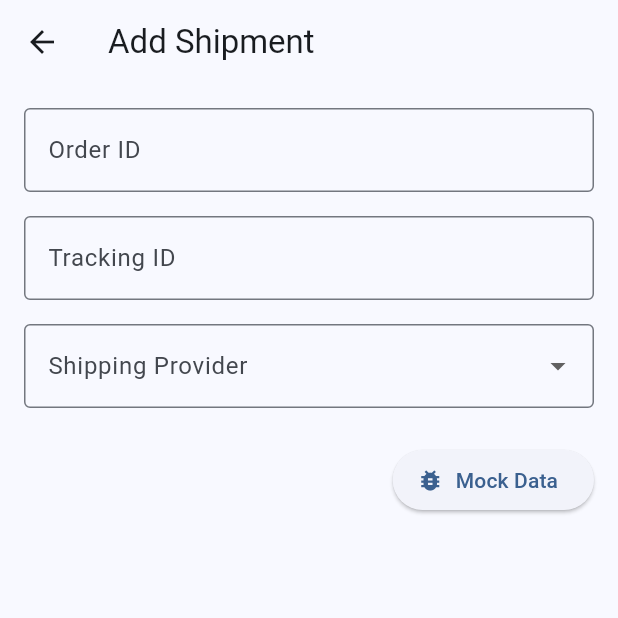
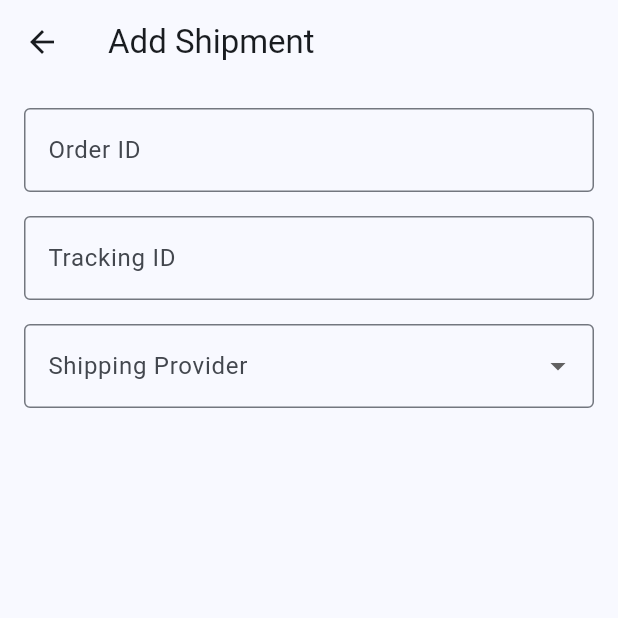
Before and after one commit to MalathyS-foxindia/admin_dashboard_rajashree, a Flutter app: the AddShipmentScreen screen opened directly, on a phone screen of 412 x 824 dp, the top half of it. Run offline on Flutter 3.47's test engine with Material 3 defaults, Android fonts, the phone set to English and light mode, and no system bars; our stand-ins replace csv, file_picker, fl_chart, flutter_dotenv, image_picker, pdf and 2 more; missing offline and left inert: barcode, dart:js_interop, excel, file_saver, mobile_scanner; accounts and stored records are empty.

Commit message:
Update Shipment tracking

```diff
--- a/lib/widgets/shipment_form.dart
+++ b/lib/widgets/shipment_form.dart
@@ -153,17 +153,7 @@ class _AddShipmentScreenState extends State<AddShipmentScreen> {
                   style: const TextStyle(color: Colors.blue),
                 ),
               ],
-              const SizedBox(height: 24),
-              Row(
-                children: [
-                  const Spacer(),
-                  ElevatedButton.icon(
-                    icon: const Icon(Icons.bug_report),
-                    label: const Text("Mock Data"),
-                    onPressed: _fillMockData,
-                  ),
-                ],
-              ),
+
             ],
           ),
         ),
```
